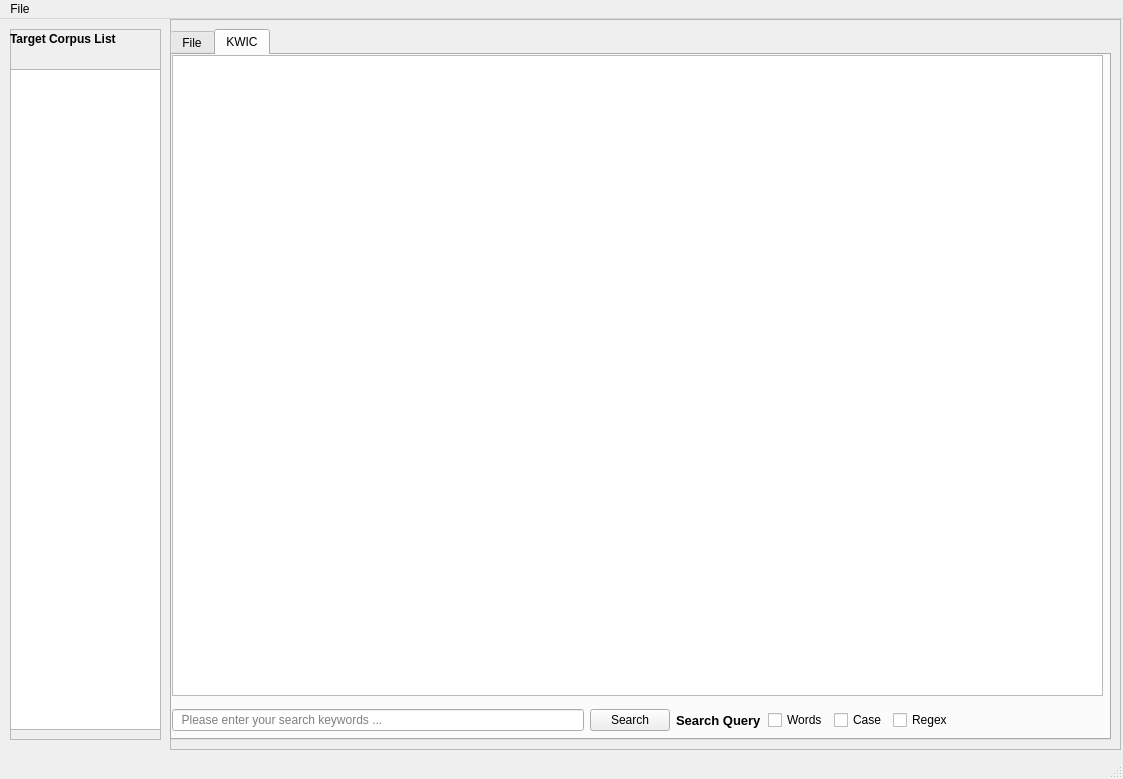
First picture: the form in TextAnalyzer/QT_test/QTdesigner_MainWindow.ui, repository AlexT11223344/My_python_project, before the edit.
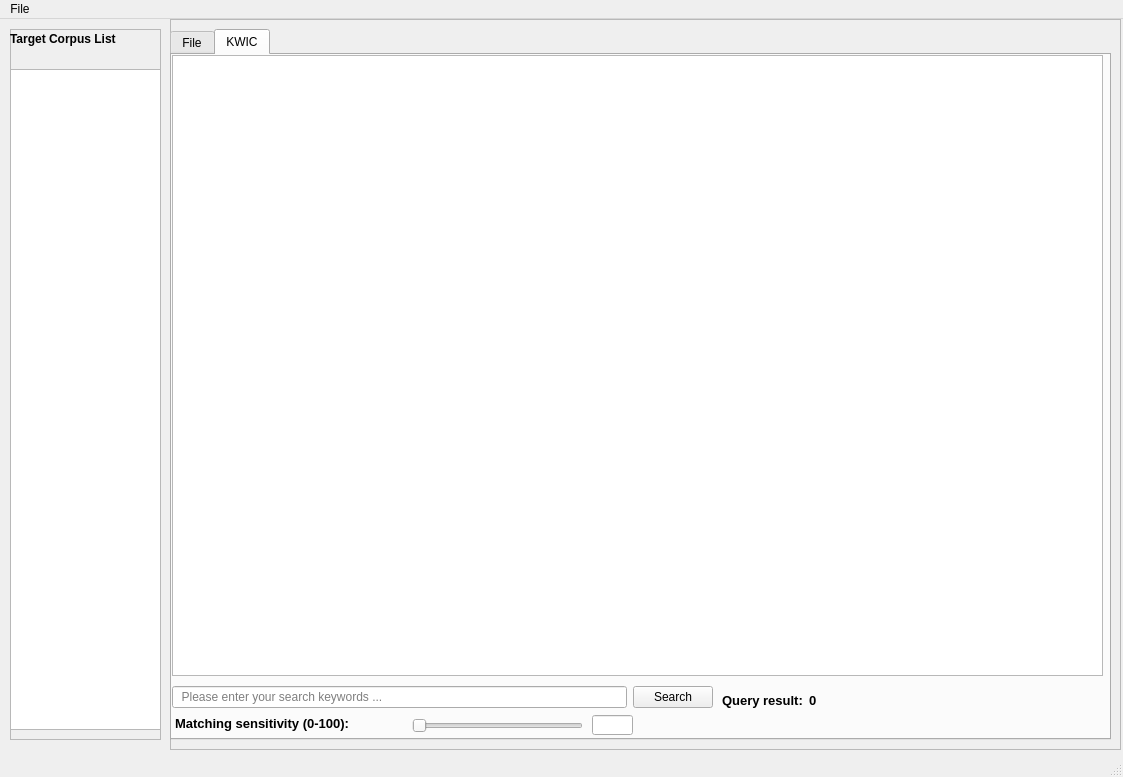
Second picture: the form after the edit. The open tabs and pages were chosen to show the change.

Diff of the .ui file:
```diff
--- a/TextAnalyzer/QT_test/QTdesigner_MainWindow.ui
+++ b/TextAnalyzer/QT_test/QTdesigner_MainWindow.ui
@@ -7,7 +7,7 @@
     <x>0</x>
     <y>0</y>
     <width>1123</width>
-    <height>779</height>
+    <height>777</height>
    </rect>
   </property>
   <property name="windowTitle">
@@ -54,23 +54,46 @@
         <x>0</x>
         <y>0</y>
         <width>931</width>
-        <height>641</height>
+        <height>621</height>
        </rect>
       </property>
      </widget>
-     <widget class="QWidget" name="layoutWidget">
+     <widget class="QLabel" name="label_TotalTextLine">
       <property name="geometry">
        <rect>
-        <x>0</x>
+        <x>570</x>
         <y>650</y>
-        <width>781</width>
-        <height>31</height>
+        <width>151</width>
+        <height>16</height>
        </rect>
       </property>
-      <layout class="QHBoxLayout" name="horizontalLayout">
-       <property name="spacing">
-        <number>6</number>
-       </property>
+      <property name="text">
+       <string>&lt;html&gt;&lt;head/&gt;&lt;body&gt;&lt;p&gt;&lt;span style=&quot; font-size:10pt; font-weight:600;&quot;&gt;Total text lines: &lt;/span&gt;&lt;/p&gt;&lt;/body&gt;&lt;/html&gt;</string>
+      </property>
+     </widget>
+     <widget class="QLabel" name="label_TotalWords">
+      <property name="geometry">
+       <rect>
+        <x>570</x>
+        <y>630</y>
+        <width>151</width>
+        <height>16</height>
+       </rect>
+      </property>
+      <property name="text">
+       <string>&lt;html&gt;&lt;head/&gt;&lt;body&gt;&lt;p&gt;&lt;span style=&quot; font-size:10pt; font-weight:600;&quot;&gt;Total words:&lt;/span&gt;&lt;/p&gt;&lt;/body&gt;&lt;/html&gt;</string>
+      </property>
+     </widget>
+     <widget class="QWidget" name="layoutWidget">
+      <property name="geometry">
+       <rect>
+        <x>1</x>
+        <y>630</y>
+        <width>541</width>
+        <height>25</height>
+       </rect>
+      </property>
+      <layout class="QHBoxLayout" name="horizontalLayout_2">
        <item>
         <widget class="QLineEdit" name="input_1">
          <property name="placeholderText">
@@ -85,105 +108,46 @@
          </property>
         </widget>
        </item>
-       <item>
-        <widget class="QLabel" name="label_1">
-         <property name="text">
-          <string>&lt;html&gt;&lt;head/&gt;&lt;body&gt;&lt;p&gt;&lt;span style=&quot; font-size:10pt; font-weight:600;&quot;&gt;Search Query&lt;/span&gt;&lt;/p&gt;&lt;/body&gt;&lt;/html&gt;</string>
-         </property>
-        </widget>
-       </item>
-       <item>
-        <widget class="QCheckBox" name="checkBox_1_word">
-         <property name="text">
-          <string>Words</string>
-         </property>
-        </widget>
-       </item>
-       <item>
-        <widget class="QCheckBox" name="checkBox_1_case">
-         <property name="text">
-          <string>Case</string>
-         </property>
-        </widget>
-       </item>
-       <item>
-        <widget class="QCheckBox" name="checkBox_1_regex">
-         <property name="text">
-          <string>Regex</string>
-         </property>
-        </widget>
-       </item>
       </layout>
      </widget>
+     <widget class="QLabel" name="label_TotalWords_2">
+      <property name="geometry">
+       <rect>
+        <x>720</x>
+        <y>630</y>
+        <width>151</width>
+        <height>16</height>
+       </rect>
+      </property>
+      <property name="text">
+       <string>&lt;html&gt;&lt;head/&gt;&lt;body&gt;&lt;p&gt;&lt;span style=&quot; font-size:10pt; font-weight:600;&quot;&gt;0&lt;/span&gt;&lt;/p&gt;&lt;/body&gt;&lt;/html&gt;</string>
+      </property>
+     </widget>
+     <widget class="QLabel" name="label_TotalTextLine_2">
+      <property name="geometry">
+       <rect>
+        <x>720</x>
+        <y>650</y>
+        <width>151</width>
+        <height>16</height>
+       </rect>
+      </property>
+      <property name="text">
+       <string>&lt;html&gt;&lt;head/&gt;&lt;body&gt;&lt;p&gt;&lt;span style=&quot; font-size:10pt; font-weight:600;&quot;&gt;0&lt;/span&gt;&lt;/p&gt;&lt;/body&gt;&lt;/html&gt;</string>
+      </property>
+     </widget>
     </widget>
     <widget class="QWidget" name="tab_2">
      <attribute name="title">
       <string>KWIC</string>
      </attribute>
-     <widget class="QWidget" name="layoutWidget">
-      <property name="geometry">
-       <rect>
-        <x>0</x>
-        <y>650</y>
-        <width>781</width>
-        <height>31</height>
-       </rect>
-      </property>
-      <layout class="QHBoxLayout" name="horizontalLayout_2">
-       <property name="spacing">
-        <number>6</number>
-       </property>
-       <item>
-        <widget class="QLineEdit" name="input_2">
-         <property name="placeholderText">
-          <string>  Please enter your search keywords ...</string>
-         </property>
-        </widget>
-       </item>
-       <item>
-        <widget class="QPushButton" name="search_2">
-         <property name="text">
-          <string>Search</string>
-         </property>
-        </widget>
-       </item>
-       <item>
-        <widget class="QLabel" name="label_2">
-         <property name="text">
-          <string>&lt;html&gt;&lt;head/&gt;&lt;body&gt;&lt;p&gt;&lt;span style=&quot; font-size:10pt; font-weight:600;&quot;&gt;Search Query&lt;/span&gt;&lt;/p&gt;&lt;/body&gt;&lt;/html&gt;</string>
-         </property>
-        </widget>
-       </item>
-       <item>
-        <widget class="QCheckBox" name="checkBox_1_word_2">
-         <property name="text">
-          <string>Words</string>
-         </property>
-        </widget>
-       </item>
-       <item>
-        <widget class="QCheckBox" name="checkBox_1_case_2">
-         <property name="text">
-          <string>Case</string>
-         </property>
-        </widget>
-       </item>
-       <item>
-        <widget class="QCheckBox" name="checkBox_1_regex_2">
-         <property name="text">
-          <string>Regex</string>
-         </property>
-        </widget>
-       </item>
-      </layout>
-     </widget>
      <widget class="QTableWidget" name="table_KWIC">
       <property name="geometry">
        <rect>
         <x>0</x>
         <y>0</y>
         <width>931</width>
-        <height>641</height>
+        <height>621</height>
        </rect>
       </property>
       <property name="columnCount">
@@ -196,6 +160,94 @@
        <number>100</number>
       </attribute>
      </widget>
+     <widget class="QWidget" name="layoutWidget">
+      <property name="geometry">
+       <rect>
+        <x>0</x>
+        <y>630</y>
+        <width>541</width>
+        <height>25</height>
+       </rect>
+      </property>
+      <layout class="QHBoxLayout" name="horizontalLayout">
+       <item>
+        <widget class="QLineEdit" name="input_2">
+         <property name="placeholderText">
+          <string>  Please enter your search keywords ...</string>
+         </property>
+        </widget>
+       </item>
+       <item>
+        <widget class="QPushButton" name="search_2">
+         <property name="text">
+          <string>Search</string>
+         </property>
+        </widget>
+       </item>
+      </layout>
+     </widget>
+     <widget class="QLineEdit" name="lineEdit_FuzzyMatch">
+      <property name="geometry">
+       <rect>
+        <x>420</x>
+        <y>660</y>
+        <width>41</width>
+        <height>20</height>
+       </rect>
+      </property>
+     </widget>
+     <widget class="QLabel" name="label_FuzzyMat">
+      <property name="geometry">
+       <rect>
+        <x>3</x>
+        <y>661</y>
+        <width>232</width>
+        <height>16</height>
+       </rect>
+      </property>
+      <property name="text">
+       <string>&lt;html&gt;&lt;head/&gt;&lt;body&gt;&lt;p&gt;&lt;span style=&quot; font-size:10pt; font-weight:600;&quot;&gt;Matching sensitivity (0-100):&lt;/span&gt;&lt;/p&gt;&lt;/body&gt;&lt;/html&gt;</string>
+      </property>
+     </widget>
+     <widget class="QSlider" name="Qslider_sense">
+      <property name="geometry">
+       <rect>
+        <x>240</x>
+        <y>660</y>
+        <width>171</width>
+        <height>22</height>
+       </rect>
+      </property>
+      <property name="orientation">
+       <enum>Qt::Horizontal</enum>
+      </property>
+     </widget>
+     <widget class="QWidget" name="">
+      <property name="geometry">
+       <rect>
+        <x>550</x>
+        <y>630</y>
+        <width>161</width>
+        <height>31</height>
+       </rect>
+      </property>
+      <layout class="QHBoxLayout" name="horizontalLayout_3">
+       <item>
+        <widget class="QLabel" name="label_QueryResult">
+         <property name="text">
+          <string>&lt;html&gt;&lt;head/&gt;&lt;body&gt;&lt;p&gt;&lt;span style=&quot; font-size:10pt; font-weight:600;&quot;&gt;Query result:&lt;/span&gt;&lt;/p&gt;&lt;/body&gt;&lt;/html&gt;</string>
+         </property>
+        </widget>
+       </item>
+       <item>
+        <widget class="QLabel" name="label_QueryResult_2">
+         <property name="text">
+          <string>&lt;html&gt;&lt;head/&gt;&lt;body&gt;&lt;p&gt;&lt;span style=&quot; font-size:10pt; font-weight:600;&quot;&gt;0&lt;/span&gt;&lt;/p&gt;&lt;/body&gt;&lt;/html&gt;</string>
+         </property>
+        </widget>
+       </item>
+      </layout>
+     </widget>
     </widget>
    </widget>
    <widget class="QFrame" name="frame">
```
